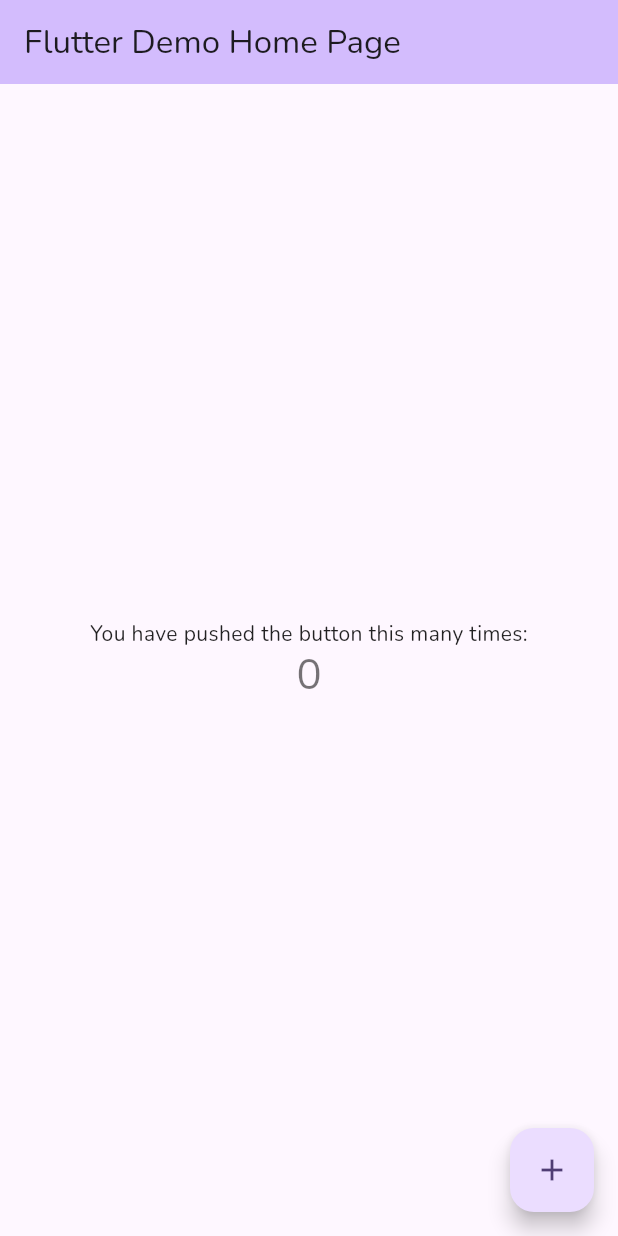
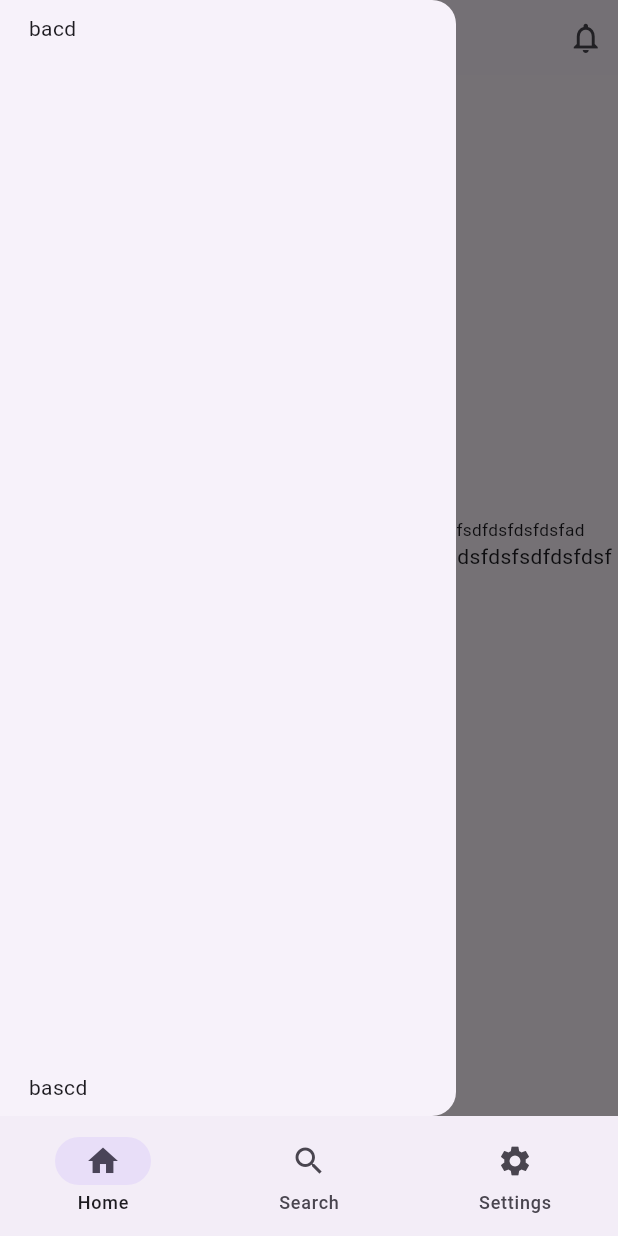
Before and after one commit to SHINDONGDONG/my_squash, a Flutter app: the screen it shows after launch, with the side drawer open (before the commit the screen has no drawer), on a phone screen of 412 x 824 dp. Run offline on Flutter 3.47's test engine with Material 2 defaults, Android fonts, the phone set to English and light mode, and no system bars; our stand-ins replace flutter_screenutil, google_fonts, lottie; network calls fail; Roboto replaces fonts that are missing (Acme).

Commit message:
feat: Create Navbar and Pages

```diff
--- a/lib/main.dart
+++ b/lib/main.dart
@@ -1,5 +1,8 @@
 import 'package:flutter/material.dart';
+import 'package:flutter/services.dart';
+import 'package:flutter_screenutil/flutter_screenutil.dart';
 import 'package:google_fonts/google_fonts.dart';
+import 'package:my_squash/screens/navigation.dart';
 
 void main() {
   runApp(const MyApp());
@@ -11,102 +14,40 @@
   // This widget is the root of your application.
   @override
   Widget build(BuildContext context) {
-    return MaterialApp(
-      title: 'Flutter Demo',
-      theme: ThemeData(
-        textTheme: GoogleFonts.nunitoTextTheme(),
-        colorScheme: ColorScheme.fromSeed(seedColor: Colors.deepPurple),
-        useMaterial3: true,
+    return ScreenUtilInit(
+      designSize: Size(430,932),
+      minTextAdapt: true,
+      splitScreenMode: true,
+      child: MaterialApp(
+        debugShowCheckedModeBanner: false,
+        theme: ThemeData(
+          brightness: Brightness.light,
+          // textTheme: GoogleFonts.nunitoTextTheme(),
+          useMaterial3: true,
+            primaryColor: Colors.white,
+            primaryColorBrightness: Brightness.light,
+            primaryColorDark: Colors.black,
+            canvasColor: Colors.white,
+            // next line is important!
+        ),
+        darkTheme: ThemeData(
+          useMaterial3: true,
+          brightness: Brightness.dark,
+          // textTheme: GoogleFonts.nunitoTextTheme(),
+            primaryColor: Colors.black,
+            primaryColorBrightness: Brightness.dark,
+            primaryColorLight: Colors.black,
+            primaryColorDark: Colors.black,
+            indicatorColor: Colors.white,
+            canvasColor: Colors.black,
+            appBarTheme: AppBarTheme(
+              systemOverlayStyle: SystemUiOverlayStyle.light,
+            )
+            // next line is important!
+        ),
+        themeMode: ThemeMode.system,
+        home: const Navigation(),
       ),
-      home: const MyHomePage(title: 'Flutter Demo Home Page'),
     );
   }
 }
-
-class MyHomePage extends StatefulWidget {
-  const MyHomePage({super.key, required this.title});
-
-  // This widget is the home page of your application. It is stateful, meaning
-  // that it has a State object (defined below) that contains fields that affect
-  // how it looks.
-
-  // This class is the configuration for the state. It holds the values (in this
-  // case the title) provided by the parent (in this case the App widget) and
-  // used by the build method of the State. Fields in a Widget subclass are
-  // always marked "final".
-
-  final String title;
-
-  @override
-  State<MyHomePage> createState() => _MyHomePageState();
-}
-
-class _MyHomePageState extends State<MyHomePage> {
-  int _counter = 0;
-
-  void _incrementCounter() {
-    setState(() {
-      // This call to setState tells the Flutter framework that something has
-      // changed in this State, which causes it to rerun the build method below
-      // so that the display can reflect the updated values. If we changed
-      // _counter without calling setState(), then the build method would not be
-      // called again, and so nothing would appear to happen.
-      _counter++;
-    });
-  }
-
-  @override
-  Widget build(BuildContext context) {
-    // This method is rerun every time setState is called, for instance as done
-    // by the _incrementCounter method above.
-    //
-    // The Flutter framework has been optimized to make rerunning build methods
-    // fast, so that you can just rebuild anything that needs updating rather
-    // than having to individually change instances of widgets.
-    return Scaffold(
-      appBar: AppBar(
-        // TRY THIS: Try changing the color here to a specific color (to
-        // Colors.amber, perhaps?) and trigger a hot reload to see the AppBar
-        // change color while the other colors stay the same.
-        backgroundColor: Theme.of(context).colorScheme.inversePrimary,
-        // Here we take the value from the MyHomePage object that was created by
-        // the App.build method, and use it to set our appbar title.
-        title: Text(widget.title),
-      ),
-      body: Center(
-        // Center is a layout widget. It takes a single child and positions it
-        // in the middle of the parent.
-        child: Column(
-          // Column is also a layout widget. It takes a list of children and
-          // arranges them vertically. By default, it sizes itself to fit its
-          // children horizontally, and tries to be as tall as its parent.
-          //
-          // Column has various properties to control how it sizes itself and
-          // how it positions its children. Here we use mainAxisAlignment to
-          // center the children vertically; the main axis here is the vertical
-          // axis because Columns are vertical (the cross axis would be
-          // horizontal).
-          //
-          // TRY THIS: Invoke "debug painting" (choose the "Toggle Debug Paint"
-          // action in the IDE, or press "p" in the console), to see the
-          // wireframe for each widget.
-          mainAxisAlignment: MainAxisAlignment.center,
-          children: <Widget>[
-            const Text(
-              'You have pushed the button this many times:',
-            ),
-            Text(
-              '$_counter',
-              style: Theme.of(context).textTheme.headlineMedium,
-            ),
-          ],
-        ),
-      ),
-      floatingActionButton: FloatingActionButton(
-        onPressed: _incrementCounter,
-        tooltip: 'Increment',
-        child: const Icon(Icons.add),
-      ), // This trailing comma makes auto-formatting nicer for build methods.
-    );
-  }
-}
--- /dev/null
+++ b/lib/screens/home/home.dart
@@ -0,0 +1,30 @@
+import 'package:flutter/material.dart';
+import 'package:flutter_screenutil/flutter_screenutil.dart';
+import 'package:google_fonts/google_fonts.dart';
+import 'package:my_squash/util/public_widgets/appbar_widget.dart';
+import 'package:my_squash/util/public_widgets/drawer_widget.dart';
+
+class HomePage extends StatelessWidget {
+  const HomePage({Key? key}) : super(key: key);
+
+  @override
+  Widget build(BuildContext context) {
+    return Scaffold(
+      appBar: const CustomAppBarWidget(title: "ホーム"),
+      drawer: const CustomDrawer(),
+      body: Center(
+        child: Column(
+          mainAxisAlignment: MainAxisAlignment.center,
+          children: [
+            Text("Wiweifiesfjddsfasdfsdfdsfsddfasdfdsfdsfadsfadsfdsfsdfdsfdsfdsfad",style: TextStyle(fontSize: 13.sp),),
+            const Text("Wiweifiesfjddsfasdfsdfdsfsddfasdfdsfdsfadsfadsfdsfsdfdsfdsfdsfad"),
+            ElevatedButton(
+              onPressed: () {},
+              child: Text("abcd"),
+            ),
+          ],
+        ),
+      ),
+    );
+  }
+}
--- /dev/null
+++ b/lib/screens/navigation.dart
@@ -0,0 +1,67 @@
+import 'package:flutter/material.dart';
+import 'package:my_squash/screens/home/home.dart';
+import 'package:my_squash/screens/search/search.dart';
+import 'package:my_squash/screens/settings/settings.dart';
+
+class Navigation extends StatefulWidget {
+  const Navigation({Key? key}) : super(key: key);
+
+  @override
+  State<Navigation> createState() => _NavigationState();
+}
+
+int selectedIndex = 0;
+
+class _NavigationState extends State<Navigation> {
+  @override
+  Widget build(BuildContext context) {
+    return Scaffold(
+      bottomNavigationBar: NavigationBar(
+        selectedIndex: selectedIndex,
+        onDestinationSelected: (value) => setState(
+          () {
+            selectedIndex = value;
+          },
+        ),
+        destinations: [
+          NavigationDestination(
+            icon: Icon(Icons.home),
+            label: "Home",
+            selectedIcon: Icon(
+              Icons.home,
+              color: Theme.of(context).colorScheme.onSecondaryContainer,
+            ),
+          ),
+          NavigationDestination(
+            icon: Icon(Icons.search),
+            label: "Search",
+            selectedIcon: Icon(
+              Icons.search,
+              color: Theme.of(context).colorScheme.onSecondaryContainer,
+            ),
+          ),
+          NavigationDestination(
+            icon: Icon(Icons.settings),
+            label: "Settings",
+            selectedIcon: Icon(
+              Icons.settings,
+              color: Theme.of(context).colorScheme.onSecondaryContainer,
+            ),
+          )
+        ],
+        //알약모양으로 셀렉트를 애니메이션
+        animationDuration: const Duration(milliseconds:  500),
+      ),
+      body: Center(
+        child: IndexedStack(
+          index: selectedIndex,
+          children: [
+            HomePage(),
+            SearchPage(),
+            SettingsPage(),
+          ],
+        ),
+      ),
+    );
+  }
+}
--- /dev/null
+++ b/lib/screens/search/search.dart
@@ -0,0 +1,22 @@
+import 'package:flutter/material.dart';
+import 'package:my_squash/util/public_widgets/appbar_widget.dart';
+import 'package:my_squash/util/public_widgets/drawer_widget.dart';
+
+class SearchPage extends StatelessWidget {
+  const SearchPage({Key? key}) : super(key: key);
+
+  @override
+  Widget build(BuildContext context) {
+    return const Scaffold(
+      appBar: CustomAppBarWidget(title: '検索',),
+      drawer: CustomDrawer(),
+      body: Center(
+        child: SizedBox(
+          child: FlutterLogo(
+            size: double.infinity,
+          ),
+        ),
+      ),
+    );
+  }
+}
--- /dev/null
+++ b/lib/screens/settings/settings.dart
@@ -0,0 +1,27 @@
+import 'package:flutter/material.dart';
+import 'package:lottie/lottie.dart';
+import 'package:my_squash/util/public_widgets/appbar_widget.dart';
+import 'package:my_squash/util/public_widgets/drawer_widget.dart';
+
+class SettingsPage extends StatelessWidget {
+  const SettingsPage({Key? key}) : super(key: key);
+
+  @override
+  Widget build(BuildContext context) {
+    return Scaffold(
+      appBar: CustomAppBarWidget(
+        title: '設定',
+      ),
+      drawer: CustomDrawer(),
+      body: Center(
+        child: SizedBox(
+          height: 400,
+          width: 200,
+          child: Lottie.network(
+            'https://lottie.host/3394b81d-2065-4ee3-ba10-780e06e78ddc/1CYYxtwDxg.json',
+          ),
+        ),
+      ),
+    );
+  }
+}
--- /dev/null
+++ b/lib/util/public_widgets/appbar_widget.dart
@@ -0,0 +1,38 @@
+import 'package:flutter/material.dart';
+import 'package:flutter/services.dart';
+import 'package:flutter_screenutil/flutter_screenutil.dart';
+import 'package:google_fonts/google_fonts.dart';
+
+class CustomAppBarWidget extends StatelessWidget implements PreferredSizeWidget {
+  const CustomAppBarWidget({
+    super.key, required this.title,
+  });
+
+  final String title;
+
+  @override
+  Size get preferredSize => Size.fromHeight(50);
+
+  @override
+  Widget build(BuildContext context) {
+    return AppBar(
+      elevation: 0.2,
+      centerTitle: true,
+      title: Text(
+        title,
+        style: GoogleFonts.acme(
+          textStyle: TextStyle(
+              fontSize: 18.sp,
+              fontWeight: FontWeight.w600
+          ),
+        ),
+      ),
+      actions: [
+        Padding(
+          padding: EdgeInsets.only(right: 10.w),
+          child: const Icon(Icons.notifications_outlined),
+        ),
+      ],
+    );
+  }
+}
--- /dev/null
+++ b/lib/util/public_widgets/drawer_widget.dart
@@ -0,0 +1,26 @@
+import 'package:flutter/material.dart';
+import 'package:flutter_screenutil/flutter_screenutil.dart';
+
+class CustomDrawer extends StatelessWidget {
+  const CustomDrawer({Key? key}) : super(key: key);
+
+  @override
+  Widget build(BuildContext context) {
+    return Drawer(
+      child: SafeArea(
+        child: Padding(
+          padding: EdgeInsets.symmetric(vertical: 10.h,horizontal: 20.w),
+          child: const Column(
+            crossAxisAlignment: CrossAxisAlignment.start,
+            children: [
+              Text("bacd"),
+              Spacer(),
+              Text("bascd"),
+            ],
+          ),
+
+        ),
+      ),
+    );
+  }
+}
--- a/pubspec.yaml
+++ b/pubspec.yaml
@@ -41,6 +41,8 @@
   flutter_hooks: ^0.20.0
   freezed: ^2.4.2
   freezed_annotation: ^2.4.1
+  gap:
+  lottie: ^2.6.0
 
   # The following adds the Cupertino Icons font to your application.
   # Use with the CupertinoIcons class for iOS style icons.
```
Also changed, not shown: pubspec.lock.
